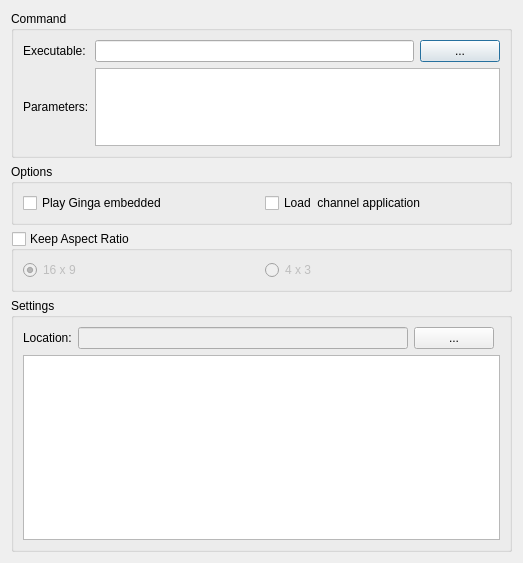
Above: desktopGUI/forms/runform.ui from TeleMidia/ginga-2010-2015-gui before the change. Below: the same form after it.
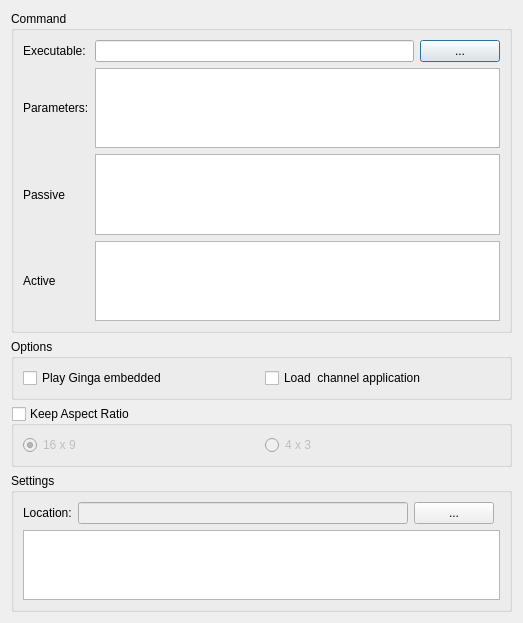
That is the form after the change.

Commit message:
maint: added  multidevice parameters in run-viewplugin config
*	   desktopGUI/forms/runform.ui
*	   run-view/src/configdialog.cpp
*	   run-view/src/runviewplugin.cpp

The edit to the form file:
```diff
--- a/desktopGUI/forms/runform.ui
+++ b/desktopGUI/forms/runform.ui
@@ -7,7 +7,7 @@
     <x>0</x>
     <y>0</y>
     <width>523</width>
-    <height>563</height>
+    <height>623</height>
    </rect>
   </property>
   <property name="sizePolicy">
@@ -59,7 +59,7 @@
          <bool>true</bool>
         </property>
         <property name="sizePolicy">
-         <sizepolicy hsizetype="Expanding" vsizetype="Ignored">
+         <sizepolicy hsizetype="Expanding" vsizetype="Minimum">
           <horstretch>0</horstretch>
           <verstretch>0</verstretch>
          </sizepolicy>
@@ -77,11 +77,57 @@
          <string>&lt;!DOCTYPE HTML PUBLIC &quot;-//W3C//DTD HTML 4.0//EN&quot; &quot;http://www.w3.org/TR/REC-html40/strict.dtd&quot;&gt;
 &lt;html&gt;&lt;head&gt;&lt;meta name=&quot;qrichtext&quot; content=&quot;1&quot; /&gt;&lt;style type=&quot;text/css&quot;&gt;
 p, li { white-space: pre-wrap; }
-&lt;/style&gt;&lt;/head&gt;&lt;body style=&quot; font-family:'MS Shell Dlg 2'; font-size:8.25pt; font-weight:400; font-style:normal;&quot;&gt;
+&lt;/style&gt;&lt;/head&gt;&lt;body style=&quot; font-family:'Sans Serif'; font-size:9pt; font-weight:400; font-style:normal;&quot;&gt;
 &lt;p style=&quot;-qt-paragraph-type:empty; margin-top:0px; margin-bottom:0px; margin-left:0px; margin-right:0px; -qt-block-indent:0; text-indent:0px; font-family:'Ubuntu'; font-size:11pt;&quot;&gt;&lt;br /&gt;&lt;/p&gt;&lt;/body&gt;&lt;/html&gt;</string>
         </property>
        </widget>
       </item>
+      <item row="2" column="1" colspan="2">
+       <widget class="QTextEdit" name="passiveEdit">
+        <property name="sizePolicy">
+         <sizepolicy hsizetype="Expanding" vsizetype="Minimum">
+          <horstretch>0</horstretch>
+          <verstretch>0</verstretch>
+         </sizepolicy>
+        </property>
+        <property name="minimumSize">
+         <size>
+          <width>0</width>
+          <height>78</height>
+         </size>
+        </property>
+       </widget>
+      </item>
+      <item row="3" column="1" colspan="2">
+       <widget class="QTextEdit" name="activeEdit">
+        <property name="sizePolicy">
+         <sizepolicy hsizetype="Expanding" vsizetype="Minimum">
+          <horstretch>0</horstretch>
+          <verstretch>0</verstretch>
+         </sizepolicy>
+        </property>
+        <property name="minimumSize">
+         <size>
+          <width>0</width>
+          <height>78</height>
+         </size>
+        </property>
+       </widget>
+      </item>
+      <item row="2" column="0">
+       <widget class="QLabel" name="label_2">
+        <property name="text">
+         <string>Passive</string>
+        </property>
+       </widget>
+      </item>
+      <item row="3" column="0">
+       <widget class="QLabel" name="label_5">
+        <property name="text">
+         <string>Active</string>
+        </property>
+       </widget>
+      </item>
      </layout>
     </widget>
    </item>
```
Left out of the diff: 14 changed lines with no effect on the pictures. The commit also changes 2 other files.
